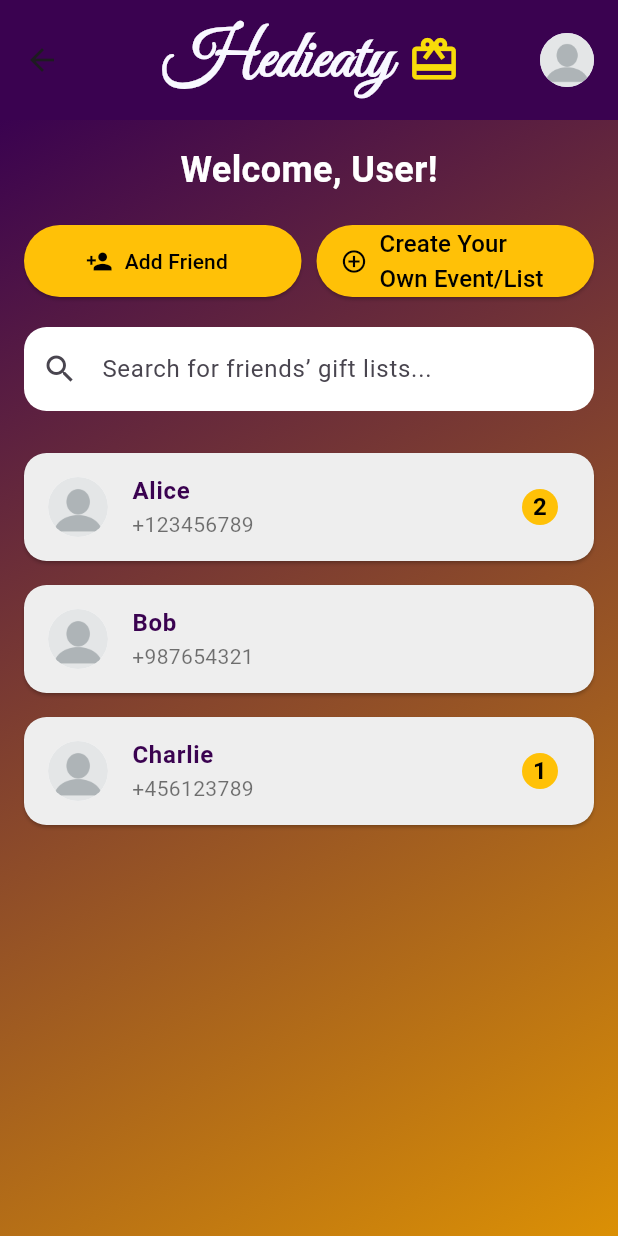
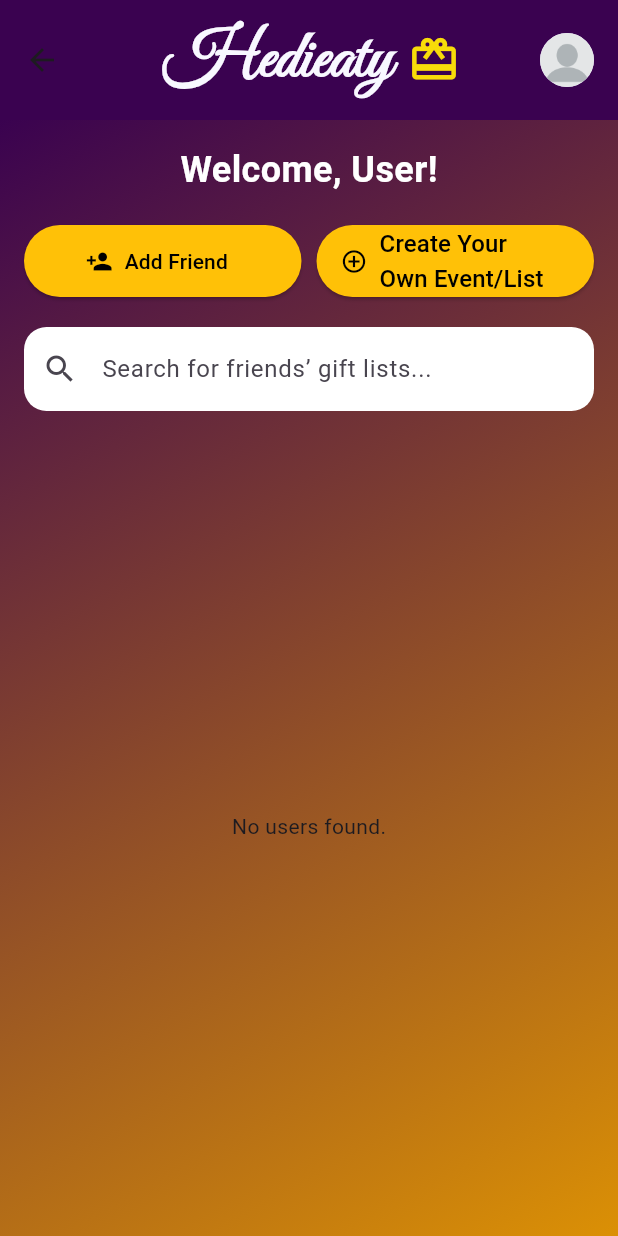
Before and after one commit to MohamedMaghrabyyy/Hedieaty, a Flutter app: the HomePage screen opened by its route, on a phone screen of 412 x 824 dp. Run offline on Flutter 3.47's test engine with Material 3 defaults, Android fonts, the phone set to English and light mode, and no system bars; our stand-ins replace cloud_firestore, firebase_auth, firebase_core, flutter_spinkit; accounts and stored records are empty.

Commit message:
fixed major bugs in authentication and user_model

```diff
--- a/hedieaty/lib/home_page.dart
+++ b/hedieaty/lib/home_page.dart
@@ -1,7 +1,9 @@
+import 'package:cloud_firestore/cloud_firestore.dart';  // Import Firestore
 import 'package:flutter/material.dart';
 import 'title_widget.dart';
 import 'package:hedieaty/event_list.dart';
 import 'package:hedieaty/profile_page.dart';
+import 'package:hedieaty/user_model.dart';  // Import UserModel
 
 class HomePage extends StatefulWidget {
   const HomePage({super.key});
@@ -11,27 +13,6 @@ class HomePage extends StatefulWidget {
 }
 
 class _HomePageState extends State<HomePage> {
-  final List<Map<String, dynamic>> friends = [
-    {
-      'name': 'Alice',
-      'profilePic': 'assets/images/profile_icon.png',
-      'phone': '+123456789',
-      'events': 2,
-    },
-    {
-      'name': 'Bob',
-      'profilePic': 'assets/images/profile_icon.png',
-      'phone': '+987654321',
-      'events': 0,
-    },
-    {
-      'name': 'Charlie',
-      'profilePic': 'assets/images/profile_icon.png',
-      'phone': '+456123789',
-      'events': 1,
-    }
-  ];
-
   @override
   Widget build(BuildContext context) {
     return Scaffold(
@@ -132,10 +113,26 @@ class _HomePageState extends State<HomePage> {
             ),
             const SizedBox(height: 20),
             Expanded(
-              child: ListView.builder(
-                itemCount: friends.length,
+              child: StreamBuilder<QuerySnapshot>(
+                stream: FirebaseFirestore.instance.collection('users').snapshots(),
+                builder: (context, snapshot) {
+                  if (snapshot.connectionState == ConnectionState.waiting) {
+                    return const Center(child: CircularProgressIndicator());
+                  }
+                  if (snapshot.hasError) {
+                    return Center(child: Text('Error: ${snapshot.error}'));
+                  }
+                  if (!snapshot.hasData || snapshot.data!.docs.isEmpty) {
+                    return const Center(child: Text('No users found.'));
+                  }
+
+                  // Use ListView.builder to create list items
+                  return ListView.builder(
+                    itemCount: snapshot.data!.docs.length,
                     itemBuilder: (context, index) {
-                  final friend = friends[index];
+                      var doc = snapshot.data!.docs[index];
+                      var user = UserModel.fromMap(doc.data() as Map<String, dynamic>);
+
                       return Card(
                         color: Colors.grey[200],
                         shape: RoundedRectangleBorder(
@@ -143,45 +140,42 @@ class _HomePageState extends State<HomePage> {
                         ),
                         margin: const EdgeInsets.symmetric(vertical: 8.0),
                         child: ListTile(
-                      leading: CircleAvatar(
+                          leading: const CircleAvatar(
                             backgroundColor: Colors.white,
-                        backgroundImage: AssetImage(friend['profilePic']),
+                            backgroundImage: AssetImage('assets/images/profile_icon.png'), // Default image
                           ),
                           title: Text(
-                        friend['name'],
+                            user.name,
                             style: const TextStyle(
                               color: Color.fromARGB(255, 58, 2, 80),
                               fontWeight: FontWeight.bold,
                             ),
                           ),
-                      subtitle: Text(
-                        friend['phone'],
-                        style: const TextStyle(color: Colors.black54),
-                      ),
-                      trailing: friend['events'] > 0
-                          ? CircleAvatar(
+                          subtitle: Text(user.email),
+                          trailing: CircleAvatar(
                             radius: 12,
                             backgroundColor: Colors.amber,
-                        child: Text(
-                          friend['events'].toString(),
-                          style: const TextStyle(
+                            child: const Text(
+                              '1',  // Default number of events
+                              style: TextStyle(
                                 color: Colors.black,
                                 fontWeight: FontWeight.bold,
                               ),
                             ),
-                      )
-                          : null,
+                          ),
                           onTap: () {
                             Navigator.push(
                               context,
                               MaterialPageRoute(
                                 builder: (context) => EventListPage(
-                              friendName: friend['name'],
+                                  friendName: user.name,
                                 ),
                               ),
                             );
                           },
                         ),
+                      );
+                    },
                   );
                 },
               ),
--- a/hedieaty/lib/main.dart
+++ b/hedieaty/lib/main.dart
@@ -29,7 +29,7 @@ class MyApp extends StatelessWidget {
       routes: {
         '/loading': (context) => const LoadingScreen(),
         '/login': (context) => const LoginPage(),
-        '/signup': (context) => const SignUpPage(),
+        '/signup': (context) => SignUpPage(),
         '/home': (context) => const HomePage(),
         '/eventListPage': (context) => const EventListPage(),
         '/giftListPage': (context) => const GiftListPage(),
--- a/hedieaty/lib/user_model.dart
+++ b/hedieaty/lib/user_model.dart
@@ -1,12 +1,10 @@
 class UserModel {
   final String email;
   final String name;
-  final String phoneNumber;
 
   UserModel({
     required this.email,
     required this.name,
-    required this.phoneNumber,
   });
 
   // Convert UserModel to a Map to store in Firestore
@@ -14,7 +12,6 @@ class UserModel {
     return {
       'email': email,
       'name': name,
-      'phoneNumber': phoneNumber,
     };
   }
 
@@ -23,7 +20,6 @@ class UserModel {
     return UserModel(
       email: map['email'] ?? '',
       name: map['name'] ?? '',
-      phoneNumber: map['phoneNumber'] ?? '',
     );
   }
 }
```
Also changed, not shown: hedieaty/lib/firestore_service.dart (+26 -4 lines), hedieaty/lib/sign_up.dart (+86 -139 lines), 1 other file. Lines whose indentation alone changed are shown as unchanged.
